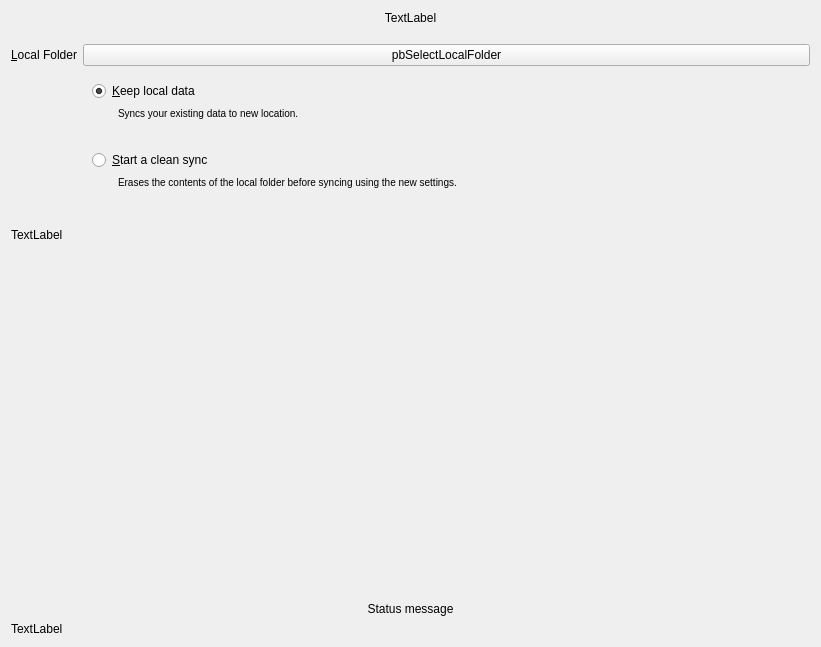
nextcloud/desktop, file src/wizard/owncloudadvancedsetuppage.ui: the form before one commit.
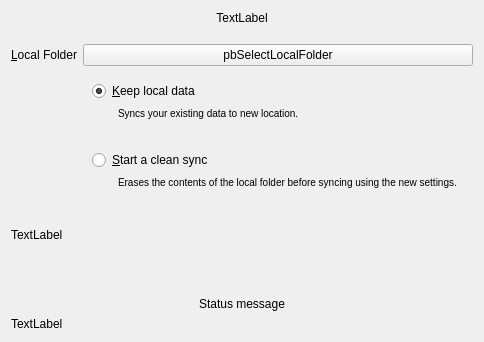
The form after the commit.

Commit message: Resize dialog

```diff
--- a/src/wizard/owncloudadvancedsetuppage.ui
+++ b/src/wizard/owncloudadvancedsetuppage.ui
@@ -6,8 +6,8 @@
    <rect>
     <x>0</x>
     <y>0</y>
-    <width>821</width>
-    <height>647</height>
+    <width>484</width>
+    <height>342</height>
    </rect>
   </property>
   <property name="sizePolicy">
```
